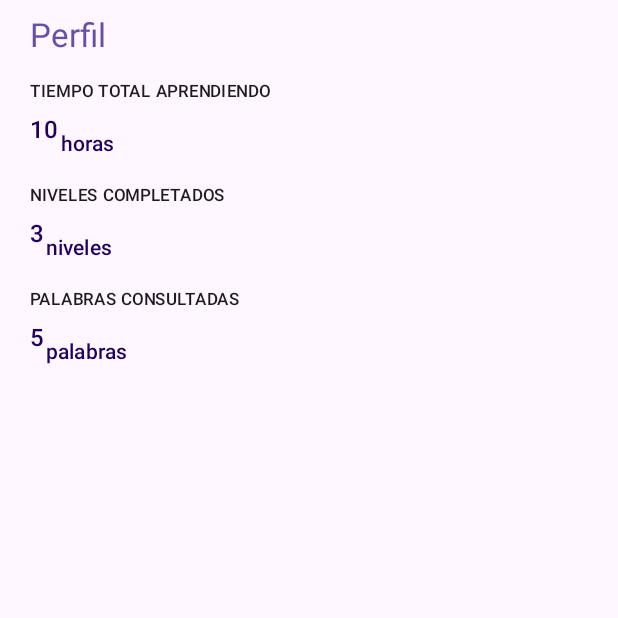
After one commit to AlejandroMelendezTorres/McQueens-CyberApp, an Android app built with Jetpack Compose: the composable ProfileTab shown on its own in the app's theme, on a phone screen of 412 x 824 dp, the top half of it. The commit adds this screen. Run offline under Robolectric (Android 15) with nearby library versions, the phone set to English and light mode, and no system bars; missing, so only their content is drawn: AdemanosAndroidAppTheme; 1 statement that could not run was skipped.

Commit message:
profileTab progress

```diff
--- a/Ademanos-Android-App/app/build.gradle
+++ b/Ademanos-Android-App/app/build.gradle
@@ -56,6 +56,7 @@ dependencies {
     implementation "androidx.compose.ui:ui:$compose_version"
     implementation "androidx.compose.ui:ui-tooling-preview:$compose_version"
     implementation 'androidx.compose.material3:material3:1.0.0-alpha02'
+    implementation 'androidx.compose.material:material:1.1.1'
     testImplementation 'junit:junit:4.13.2'
     androidTestImplementation 'androidx.test.ext:junit:1.1.3'
     androidTestImplementation 'androidx.test.espresso:espresso-core:3.4.0'
--- /dev/null
+++ b/Ademanos-Android-App/app/src/main/java/com/example/ademanos_android_app/profileTab/ProfileTab.kt
@@ -0,0 +1,140 @@
+package com.example.ademanos_android_app.profileTab
+
+import android.os.Bundle
+import androidx.activity.ComponentActivity
+import androidx.activity.compose.setContent
+import androidx.compose.foundation.layout.*
+import androidx.compose.foundation.rememberScrollState
+import androidx.compose.foundation.verticalScroll
+import androidx.compose.material.MaterialTheme
+import androidx.compose.material.Surface
+import androidx.compose.material.Text
+import androidx.compose.runtime.Composable
+import androidx.compose.ui.Alignment
+import androidx.compose.ui.Modifier
+import androidx.compose.ui.text.font.FontWeight.Companion.Bold
+import androidx.compose.ui.text.style.TextAlign
+import androidx.compose.ui.tooling.preview.Preview
+import androidx.compose.ui.unit.dp
+import com.example.ademanos_android_app.components.MediaItem
+import com.example.ademanos_android_app.levelTab.OptionCardGrid
+import com.example.ademanos_android_app.models.Question
+import com.example.ademanos_android_app.ui.theme.AdemanosAndroidAppTheme
+
+//class ProfileTab : ComponentActivity() {
+//    override fun onCreate(savedInstanceState: Bundle?) {
+//        super.onCreate(savedInstanceState)
+//        setContent {
+//            AdemanosAndroidAppTheme {
+//                // A surface container using the 'background' color from the theme
+//                Surface(
+//                    modifier = Modifier.fillMaxSize(),
+//                    color = MaterialTheme.colors.background
+//                ) {
+//                    Greeting("Android")
+//                }
+//            }
+//        }
+//    }
+//}
+
+@Composable
+fun ProfileTab(
+    modifier: Modifier = Modifier
+){
+    Column(modifier = modifier) {
+        androidx.compose.material3.Text(
+            text = "Perfil",
+            style = androidx.compose.material3.MaterialTheme.typography.titleLarge,
+            textAlign = TextAlign.Left,
+            color =  androidx.compose.material3.MaterialTheme.colorScheme.primary,
+            modifier = Modifier.padding(vertical = 10.dp, horizontal = 20.dp),
+        )
+        androidx.compose.material3.Text(
+            text = "TIEMPO TOTAL APRENDIENDO",
+            style = androidx.compose.material3.MaterialTheme.typography.labelSmall,
+            textAlign = TextAlign.Left,
+            modifier = Modifier.padding(vertical = 5.dp, horizontal = 20.dp),
+        )
+        Row(modifier = Modifier) {
+            Spacer(modifier = Modifier.width(20.dp))
+            androidx.compose.material3.Text(
+                text = "10",
+                style = androidx.compose.material3.MaterialTheme.typography.titleMedium,
+                // style = androidx.compose.material3.MaterialTheme.typography.titleLarge,
+                textAlign = TextAlign.Left,
+                color =  androidx.compose.material3.MaterialTheme.colorScheme.onPrimaryContainer,
+            )
+//            Spacer(modifier = Modifier.width(8.dp))
+            androidx.compose.material3.Text(
+                text = "horas",
+                style = androidx.compose.material3.MaterialTheme.typography.titleSmall,
+                // style = androidx.compose.material3.MaterialTheme.typography.titleLarge,
+                textAlign = TextAlign.Center,
+                color =  androidx.compose.material3.MaterialTheme.colorScheme.onPrimaryContainer,
+                modifier = Modifier.padding(vertical = 11.dp)
+            )
+        }
+        androidx.compose.material3.Text(
+            text = "NIVELES COMPLETADOS",
+            style = androidx.compose.material3.MaterialTheme.typography.labelSmall,
+            textAlign = TextAlign.Left,
+            modifier = Modifier.padding(vertical = 5.dp, horizontal = 20.dp),
+        )
+        Row(modifier = Modifier) {
+            Spacer(modifier = Modifier.width(20.dp))
+            androidx.compose.material3.Text(
+                text = "3",
+                style = androidx.compose.material3.MaterialTheme.typography.titleMedium,
+                // style = androidx.compose.material3.MaterialTheme.typography.titleLarge,
+                textAlign = TextAlign.Left,
+                color =  androidx.compose.material3.MaterialTheme.colorScheme.onPrimaryContainer,
+            )
+//            Spacer(modifier = Modifier.width(8.dp))
+            androidx.compose.material3.Text(
+                text = "niveles",
+                style = androidx.compose.material3.MaterialTheme.typography.titleSmall,
+                // style = androidx.compose.material3.MaterialTheme.typography.titleLarge,
+                textAlign = TextAlign.Center,
+                color =  androidx.compose.material3.MaterialTheme.colorScheme.onPrimaryContainer,
+                modifier = Modifier.padding(vertical = 11.dp)
+            )
+        }
+        androidx.compose.material3.Text(
+            text = "PALABRAS CONSULTADAS",
+            style = androidx.compose.material3.MaterialTheme.typography.labelSmall,
+            textAlign = TextAlign.Left,
+            modifier = Modifier.padding(vertical = 5.dp, horizontal = 20.dp),
+        )
+        Row(modifier = Modifier) {
+            Spacer(modifier = Modifier.width(20.dp))
+            androidx.compose.material3.Text(
+                text = "5",
+                style = androidx.compose.material3.MaterialTheme.typography.titleMedium,
+                // style = androidx.compose.material3.MaterialTheme.typography.titleLarge,
+                textAlign = TextAlign.Left,
+                color =  androidx.compose.material3.MaterialTheme.colorScheme.onPrimaryContainer,
+            )
+//            Spacer(modifier = Modifier.width(8.dp))
+            androidx.compose.material3.Text(
+                text = "palabras",
+                style = androidx.compose.material3.MaterialTheme.typography.titleSmall,
+                // style = androidx.compose.material3.MaterialTheme.typography.titleLarge,
+                textAlign = TextAlign.Center,
+                color =  androidx.compose.material3.MaterialTheme.colorScheme.onPrimaryContainer,
+                modifier = Modifier.padding(vertical = 11.dp)
+            )
+        }
+        Spacer(modifier = Modifier.width(25.dp))
+
+    }
+}
+
+
+@Preview(showBackground = true)
+@Composable
+fun DefaultPreview() {
+    AdemanosAndroidAppTheme {
+        ProfileTab(Modifier)
+    }
+}
--- a/Ademanos-Android-App/app/src/main/res/values/strings.xml
+++ b/Ademanos-Android-App/app/src/main/res/values/strings.xml
@@ -1,3 +1,4 @@
 <resources>
     <string name="app_name">Ademanos-Android-App</string>
+    <string name="title_activity_profile_tab">profileTab</string>
 </resources>
```
